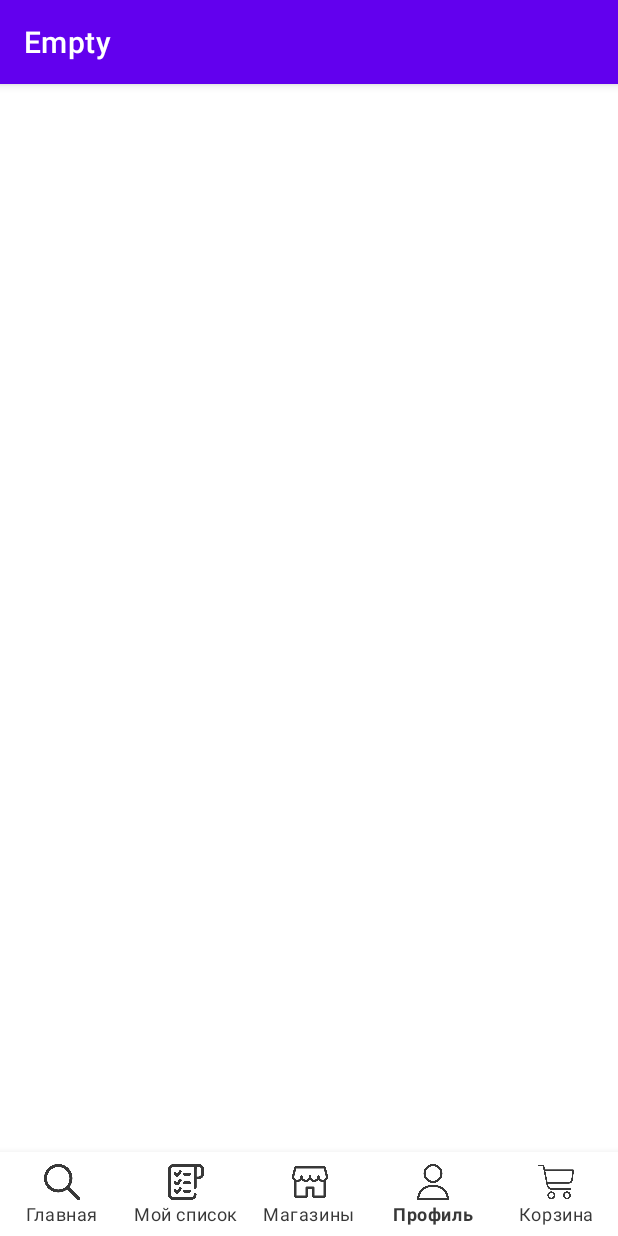
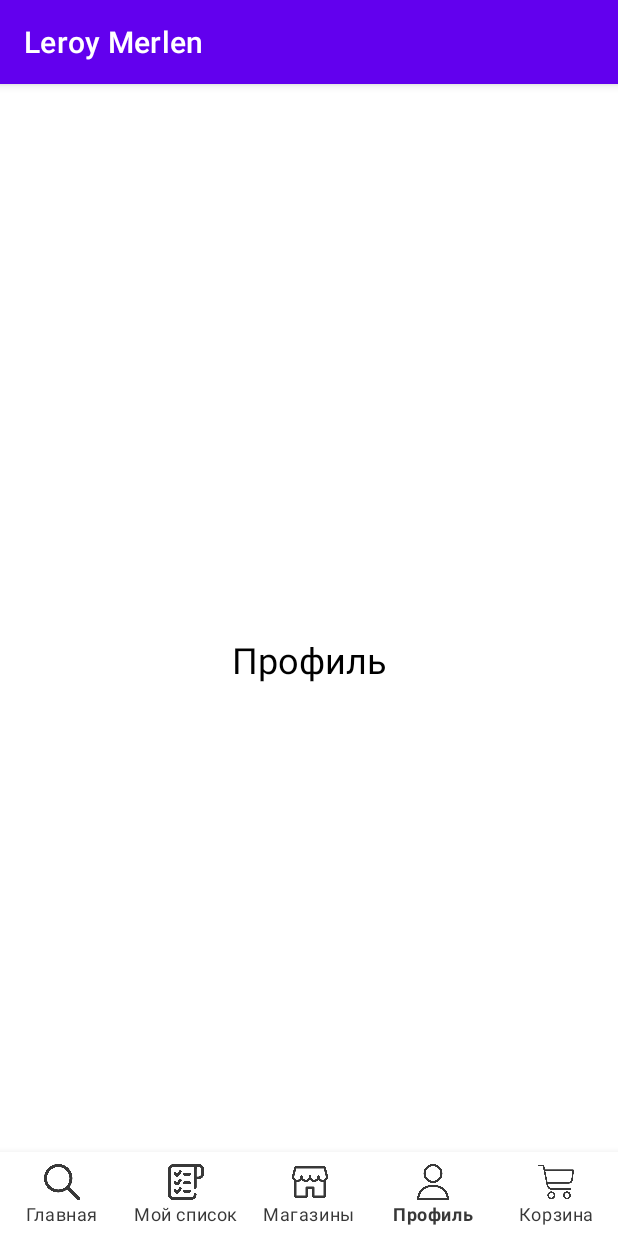
Before and after one commit to EdwardNee/Leroy-Merlin-startpage, an Android app: the screen it shows after launch (MainActivity), item 4 of the bottom bar chosen, on a phone screen of 412 x 824 dp. Run offline under Robolectric (Android 15) with nearby library versions, the phone set to English and light mode, and no system bars.

Commit message:
fragments transaction added in MainActivity.kt

```diff
--- a/app/src/main/java/com/nieduard/prj/MainActivity.kt
+++ b/app/src/main/java/com/nieduard/prj/MainActivity.kt
@@ -2,10 +2,46 @@ package com.nieduard.prj
 
 import androidx.appcompat.app.AppCompatActivity
 import android.os.Bundle
+import androidx.fragment.app.Fragment
+import androidx.fragment.app.ListFragment
+import com.google.android.material.bottomnavigation.BottomNavigationView
+import com.nieduard.fragments.CartFragment
+import com.nieduard.fragments.MainFragment
+import com.nieduard.fragments.ProfileFragment
+import com.nieduard.fragments.StoresFragment
+import java.security.InvalidParameterException
 
 class MainActivity : AppCompatActivity() {
     override fun onCreate(savedInstanceState: Bundle?) {
         super.onCreate(savedInstanceState)
         setContentView(R.layout.activity_main)
+
+        if (savedInstanceState == null)
+            moveToFragment(MainFragment())
+
+        val navigationBar = findViewById<BottomNavigationView>(R.id.nav_bar)
+        //Set the click listener on nav bar.
+        navigationBar.setOnNavigationItemSelectedListener {
+            val frag = when (it.itemId) {
+                R.id.main -> MainFragment()
+                R.id.list -> ListFragment()
+                R.id.shops -> StoresFragment()
+                R.id.profile -> ProfileFragment()
+                R.id.cart -> CartFragment()
+                else -> throw InvalidParameterException()
+            }
+            moveToFragment(frag)
+            true
+        }
+    }
+
+    /**
+     * Begins transaction to a selected on a navigation bar fragment.
+     */
+    private fun moveToFragment(fragment: Fragment) {
+        supportFragmentManager.beginTransaction()
+            .replace(R.id.fl_wrapper, fragment)
+            .addToBackStack(fragment.javaClass.name)
+            .commit()
     }
 }
--- a/app/src/main/res/layout/fragment_cart.xml
+++ b/app/src/main/res/layout/fragment_cart.xml
@@ -4,10 +4,12 @@
     android:layout_height="match_parent"
     tools:context="com.nieduard.fragments.CartFragment">
 
-    <!-- TODO: Update blank fragment layout -->
     <TextView
         android:layout_width="match_parent"
         android:layout_height="match_parent"
-        android:text="@string/hello_blank_fragment" />
+        android:gravity="center"
+        android:text="Корзина"
+        android:textColor="@color/black"
+        android:textSize="24dp" />
 
 </FrameLayout>
--- a/app/src/main/res/layout/fragment_main.xml
+++ b/app/src/main/res/layout/fragment_main.xml
@@ -4,10 +4,12 @@
     android:layout_height="match_parent"
     tools:context="com.nieduard.fragments.MainFragment">
 
-    <!-- TODO: Update blank fragment layout -->
     <TextView
         android:layout_width="match_parent"
         android:layout_height="match_parent"
-        android:text="@string/hello_blank_fragment" />
+        android:gravity="center"
+        android:text="Главная"
+        android:textColor="@color/black"
+        android:textSize="24dp" />
 
 </FrameLayout>
--- a/app/src/main/res/layout/fragment_profile.xml
+++ b/app/src/main/res/layout/fragment_profile.xml
@@ -4,10 +4,11 @@
     android:layout_height="match_parent"
     tools:context="com.nieduard.fragments.ProfileFragment">
 
-    <!-- TODO: Update blank fragment layout -->
     <TextView
         android:layout_width="match_parent"
         android:layout_height="match_parent"
-        android:text="@string/hello_blank_fragment" />
-
+        android:gravity="center"
+        android:text="Профиль"
+        android:textColor="@color/black"
+        android:textSize="24dp" />
 </FrameLayout>
--- a/app/src/main/res/layout/fragment_stores.xml
+++ b/app/src/main/res/layout/fragment_stores.xml
@@ -4,10 +4,12 @@
     android:layout_height="match_parent"
     tools:context="com.nieduard.fragments.StoresFragment">
 
-    <!-- TODO: Update blank fragment layout -->
     <TextView
         android:layout_width="match_parent"
         android:layout_height="match_parent"
-        android:text="@string/hello_blank_fragment" />
+        android:gravity="center"
+        android:text="Магазины"
+        android:textColor="@color/black"
+        android:textSize="24dp" />
 
 </FrameLayout>
--- a/app/src/main/res/values/strings.xml
+++ b/app/src/main/res/values/strings.xml
@@ -1,5 +1,3 @@
 <resources>
-    <string name="app_name">Empty</string>
-    <!-- TODO: Remove or change this placeholder text -->
-    <string name="hello_blank_fragment">Hello blank fragment</string>
+    <string name="app_name">Leroy Merlen</string>
 </resources>
```
Also changed, not shown: app/src/main/res/layout/fragment_list.xml (+4 -3 lines).
